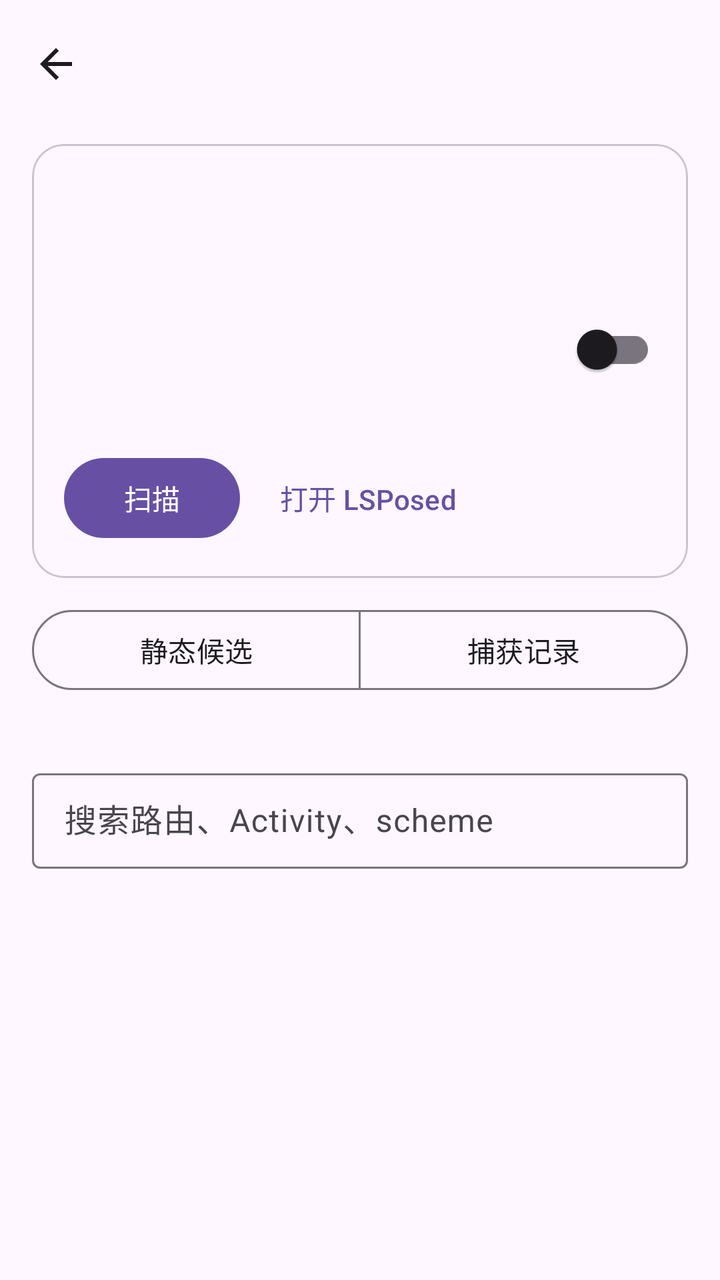
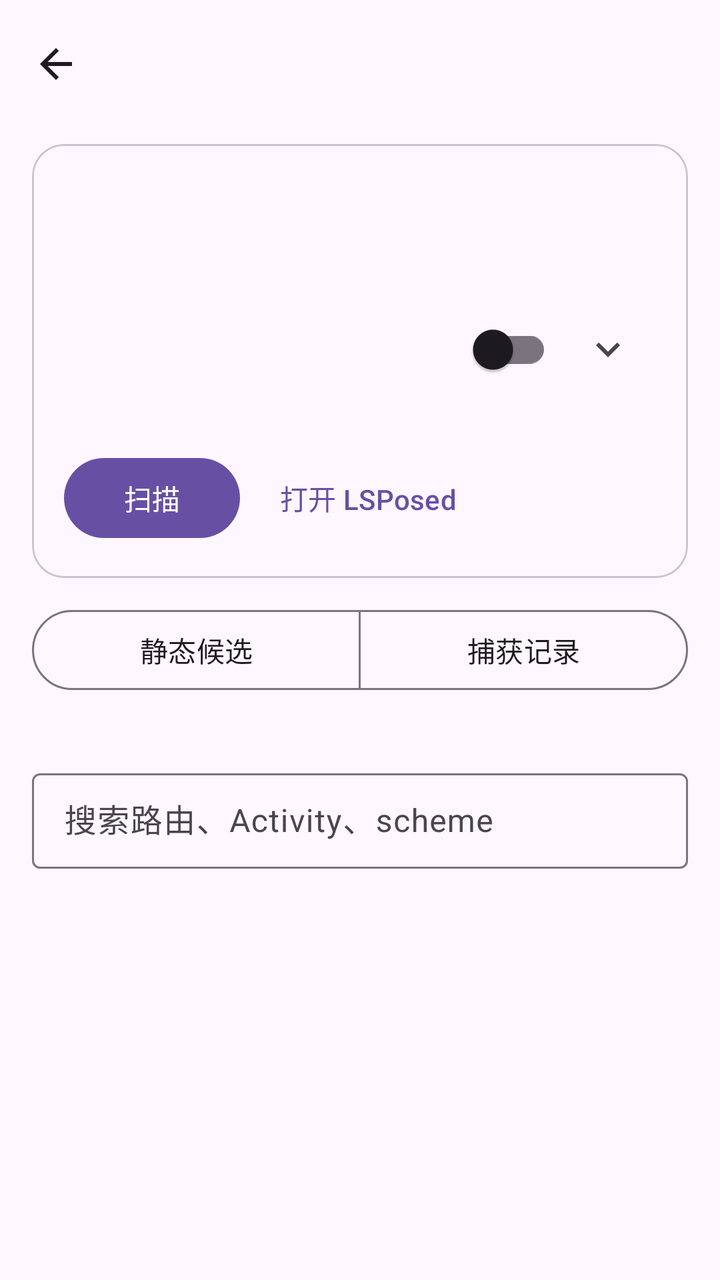

An Android layout rendered at two revisions. The XML below is the earlier revision; the diff shows what the commit changed to produce the second picture.
<!-- AndroidManifest.xml: application theme Theme.Intentprobe -->
<!-- res/layout/activity_app_detail.xml -->
<?xml version="1.0" encoding="utf-8"?>
<LinearLayout xmlns:android="http://schemas.android.com/apk/res/android"
    xmlns:app="http://schemas.android.com/apk/res-auto"
    android:id="@+id/root"
    android:layout_width="match_parent"
    android:layout_height="match_parent"
    android:orientation="vertical">

    <com.google.android.material.appbar.MaterialToolbar
        android:id="@+id/toolbar"
        android:layout_width="match_parent"
        android:layout_height="?attr/actionBarSize"
        app:navigationIcon="@drawable/ic_arrow_back" />

    <LinearLayout
        android:layout_width="match_parent"
        android:layout_height="match_parent"
        android:orientation="vertical"
        android:paddingStart="16dp"
        android:paddingTop="8dp"
        android:paddingEnd="16dp">

        <com.google.android.material.card.MaterialCardView
            android:layout_width="match_parent"
            android:layout_height="wrap_content"
            app:cardCornerRadius="16dp"
            app:cardElevation="0dp">

            <LinearLayout
                android:layout_width="match_parent"
                android:layout_height="wrap_content"
                android:orientation="vertical"
                android:padding="16dp">

                <TextView
                    android:id="@+id/tv_app_label"
                    android:layout_width="match_parent"
                    android:layout_height="wrap_content"
                    android:textAppearance="?attr/textAppearanceHeadlineSmall"
                    android:textStyle="bold" />

                <TextView
                    android:id="@+id/tv_app_pkg"
                    android:layout_width="match_parent"
                    android:layout_height="wrap_content"
                    android:layout_marginTop="2dp"
                    android:textAppearance="?attr/textAppearanceBodySmall"
                    android:textColor="?attr/colorOnSurfaceVariant" />

                <LinearLayout
                    android:layout_width="match_parent"
                    android:layout_height="wrap_content"
                    android:layout_marginTop="12dp"
                    android:gravity="center_vertical"
                    android:orientation="horizontal">

                    <TextView
                        android:id="@+id/tv_connection"
                        android:layout_width="0dp"
                        android:layout_height="wrap_content"
                        android:layout_weight="1"
                        android:textAppearance="?attr/textAppearanceBodyMedium" />

                    <com.google.android.material.switchmaterial.SwitchMaterial
                        android:id="@+id/switch_probe"
                        android:layout_width="wrap_content"
                        android:layout_height="wrap_content" />
                </LinearLayout>

                <TextView
                    android:id="@+id/tv_connection_detail"
                    android:layout_width="match_parent"
                    android:layout_height="wrap_content"
                    android:layout_marginTop="2dp"
                    android:textAppearance="?attr/textAppearanceBodySmall"
                    android:textColor="?attr/colorOnSurfaceVariant" />

                <LinearLayout
                    android:layout_width="match_parent"
                    android:layout_height="wrap_content"
                    android:layout_marginTop="8dp"
                    android:orientation="horizontal">

                    <com.google.android.material.button.MaterialButton
                        android:id="@+id/btn_scan"
                        android:layout_width="wrap_content"
                        android:layout_height="wrap_content"
                        android:text="@string/scan" />

                    <com.google.android.material.button.MaterialButton
                        android:id="@+id/btn_lsposed"
                        style="@style/Widget.Material3.Button.TextButton"
                        android:layout_width="wrap_content"
                        android:layout_height="wrap_content"
                        android:layout_marginStart="8dp"
                        android:text="@string/open_lsposed" />
                </LinearLayout>
            </LinearLayout>
        </com.google.android.material.card.MaterialCardView>

        <com.google.android.material.button.MaterialButtonToggleGroup
            android:id="@+id/toggle_group"
            android:layout_width="match_parent"
            android:layout_height="wrap_content"
            android:layout_marginTop="12dp"
            app:singleSelection="true"
            app:selectionRequired="true">

            <com.google.android.material.button.MaterialButton
                android:id="@+id/btn_tab_routes"
                style="@style/Widget.Material3.Button.OutlinedButton"
                android:layout_width="0dp"
                android:layout_height="wrap_content"
                android:layout_weight="1"
                android:text="@string/tab_routes" />

            <com.google.android.material.button.MaterialButton
                android:id="@+id/btn_tab_captures"
                style="@style/Widget.Material3.Button.OutlinedButton"
                android:layout_width="0dp"
                android:layout_height="wrap_content"
                android:layout_weight="1"
                android:text="@string/tab_captures" />
        </com.google.android.material.button.MaterialButtonToggleGroup>

        <TextView
            android:id="@+id/tv_hint"
            android:layout_width="match_parent"
            android:layout_height="wrap_content"
            android:layout_marginTop="8dp"
            android:textAppearance="?attr/textAppearanceBodySmall"
            android:textColor="?attr/colorOnSurfaceVariant" />

        <com.google.android.material.textfield.TextInputLayout
            android:id="@+id/route_search_layout"
            style="@style/Widget.Material3.TextInputLayout.OutlinedBox.Dense"
            android:layout_width="match_parent"
            android:layout_height="wrap_content"
            android:layout_marginTop="8dp"
            android:hint="@string/routes_search_hint">

            <com.google.android.material.textfield.TextInputEditText
                android:id="@+id/route_search"
                android:layout_width="match_parent"
                android:layout_height="wrap_content"
                android:imeOptions="actionSearch"
                android:inputType="text"
                android:maxLines="1" />
        </com.google.android.material.textfield.TextInputLayout>

        <FrameLayout
            android:layout_width="match_parent"
            android:layout_height="0dp"
            android:layout_weight="1">

            <androidx.recyclerview.widget.RecyclerView
                android:id="@+id/recycler"
                android:layout_width="match_parent"
                android:layout_height="match_parent"
                android:clipToPadding="false"
                android:paddingTop="4dp"
                android:paddingBottom="24dp" />

            <LinearLayout
                android:id="@+id/empty"
                android:layout_width="match_parent"
                android:layout_height="match_parent"
                android:gravity="center"
                android:orientation="vertical"
                android:padding="32dp">

                <ProgressBar
                    android:id="@+id/progress"
                    android:layout_width="32dp"
                    android:layout_height="32dp"
                    android:indeterminate="true"
                    android:visibility="gone" />

                <TextView
                    android:id="@+id/tv_empty"
                    android:layout_width="wrap_content"
                    android:layout_height="wrap_content"
                    android:gravity="center"
                    android:textAppearance="?attr/textAppearanceBodyMedium" />
            </LinearLayout>
        </FrameLayout>
    </LinearLayout>
</LinearLayout>
<!-- resources referenced by this layout -->
<resources>
  <!-- drawable ic_arrow_back (drawable) -->
  <?xml version="1.0" encoding="utf-8"?>
  <vector xmlns:android="http://schemas.android.com/apk/res/android"
      android:width="24dp"
      android:height="24dp"
      android:viewportWidth="24"
      android:viewportHeight="24">
      <path
          android:fillColor="?attr/colorOnSurface"
          android:pathData="M20,11H7.83l5.59,-5.59L12,4l-8,8 8,8 1.41,-1.41L7.83,13H20v-2z" />
  </vector>
  <string name="open_lsposed">打开 LSPosed</string>
  <string name="routes_search_hint">搜索路由、Activity、scheme</string>
  <string name="scan">扫描</string>
  <string name="tab_captures">捕获记录</string>
  <string name="tab_routes">静态候选</string>
  <style name="Theme.Intentprobe" parent="Theme.Material3.DayNight.NoActionBar">
          <item name="android:windowLightStatusBar">true</item>
      </style>
</resources>

<!-- the commit's change to res/layout/activity_app_detail.xml (unified diff, before → after) -->
@@ -65,6 +65,16 @@
                         android:id="@+id/switch_probe"
                         android:layout_width="wrap_content"
                         android:layout_height="wrap_content" />
+
+                    <ImageButton
+                        android:id="@+id/btn_toggle_detail"
+                        android:layout_width="48dp"
+                        android:layout_height="48dp"
+                        android:layout_marginStart="4dp"
+                        android:background="?attr/selectableItemBackgroundBorderless"
+                        android:contentDescription="@string/header_expand"
+                        android:padding="12dp"
+                        android:src="@drawable/ic_expand_more" />
                 </LinearLayout>
 
                 <TextView
@@ -74,6 +84,17 @@
                     android:layout_marginTop="2dp"
                     android:textAppearance="?attr/textAppearanceBodySmall"
                     android:textColor="?attr/colorOnSurfaceVariant" />
+
+                <TextView
+                    android:id="@+id/tv_connection_summary"
+                    android:layout_width="match_parent"
+                    android:layout_height="wrap_content"
+                    android:layout_marginTop="2dp"
+                    android:ellipsize="end"
+                    android:maxLines="1"
+                    android:textAppearance="?attr/textAppearanceBodySmall"
+                    android:textColor="?attr/colorOnSurfaceVariant"
+                    android:visibility="gone" />
 
                 <LinearLayout
                     android:layout_width="match_parent"
<!-- resource entries referenced after the edit -->
@@ -11,6 +11,18 @@
           android:fillColor="?attr/colorOnSurface"
           android:pathData="M20,11H7.83l5.59,-5.59L12,4l-8,8 8,8 1.41,-1.41L7.83,13H20v-2z" />
   </vector>
+  <!-- drawable ic_expand_more (drawable) -->
+  <?xml version="1.0" encoding="utf-8"?>
+  <vector xmlns:android="http://schemas.android.com/apk/res/android"
+      android:width="24dp"
+      android:height="24dp"
+      android:viewportWidth="24"
+      android:viewportHeight="24">
+      <path
+          android:fillColor="?attr/colorOnSurfaceVariant"
+          android:pathData="M16.59,8.59L12,13.17 7.41,8.59 6,10l6,6 6,-6z" />
+  </vector>
+  <string name="header_expand">展开详情</string>
   <string name="open_lsposed">打开 LSPosed</string>
   <string name="routes_search_hint">搜索路由、Activity、scheme</string>
   <string name="scan">扫描</string>
